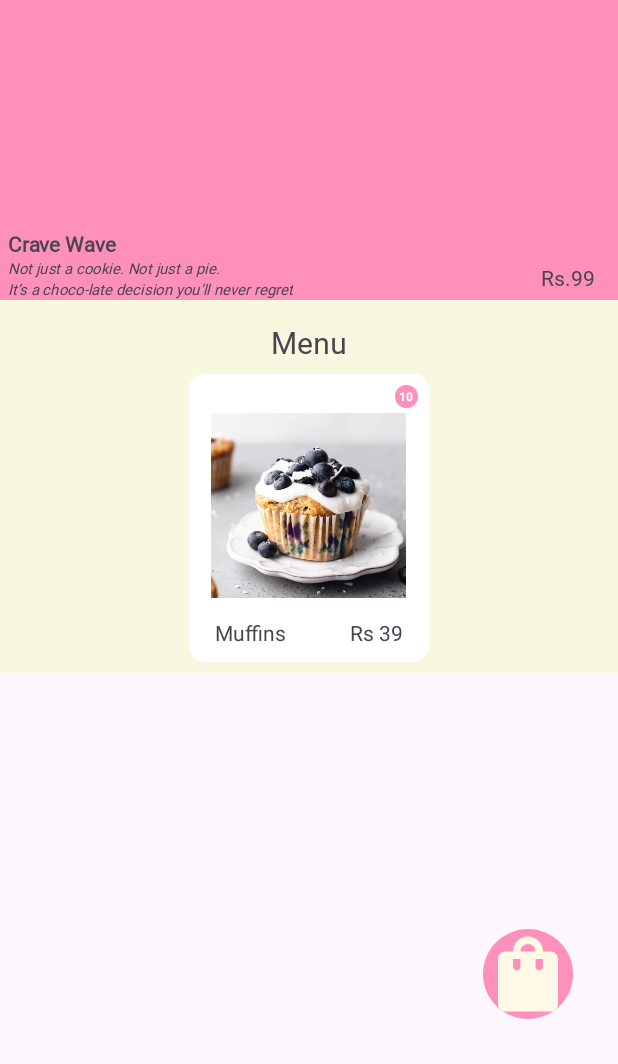
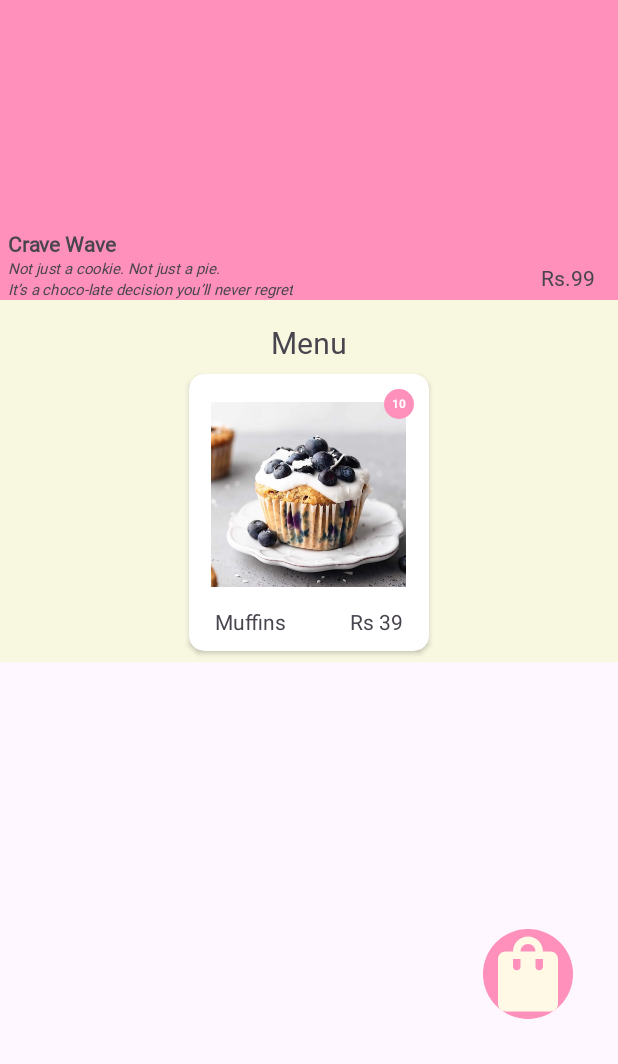
Before and after one commit to Midhun1618/BakerBoy, an Android app: the screen it shows after launch (MainActivity), on a phone screen of 412 x 824 dp, the part 172-1236 px from its top. Run offline under Robolectric (Android 15) with nearby library versions, the light colour scheme and no system bars.

Commit message:
item card layout updated

```diff
--- a/app/src/main/res/layout/activity_main.xml
+++ b/app/src/main/res/layout/activity_main.xml
@@ -254,29 +254,21 @@
                     android:clickable="true"
                     android:layout_margin="7dp"
                     android:layout_gravity="center">
+                    <androidx.constraintlayout.widget.ConstraintLayout
+                        android:layout_width="match_parent"
+                        android:layout_height="match_parent">
 
-                    <LinearLayout
+
+
+                        <LinearLayout
                         android:layout_width="match_parent"
                         android:layout_height="match_parent"
                         android:orientation="vertical">
-                        <TextView
-                            android:id="@+id/item01Counter"
-                            android:visibility="visible"
-                            android:gravity="center"
-                            android:text="10"
-                            android:textColor="@color/white"
-                            android:textStyle="bold"
-                            android:textSize="8sp"
-                            android:layout_marginRight="7dp"
-                            android:layout_marginTop="7dp"
-                            android:layout_gravity="right"
-                            android:layout_width="15dp"
-                            android:layout_height="15dp"
-                            android:background="@drawable/roundedbg_pink" />
 
                         <ImageView
                             android:layout_width="130dp"
                             android:layout_height="130dp"
+                            android:layout_marginTop="15dp"
                             android:layout_gravity="center_horizontal"
                             android:src="@drawable/muffinexample"/>
                         <androidx.constraintlayout.widget.ConstraintLayout
@@ -309,6 +301,23 @@
 
                         </androidx.constraintlayout.widget.ConstraintLayout>
                     </LinearLayout>
+                        <TextView
+                            android:id="@+id/item01Counter"
+                            android:layout_width="20dp"
+                            android:layout_height="20dp"
+                            android:layout_gravity="right"
+                            android:background="@drawable/roundedbg_pink"
+                            android:gravity="center"
+                            android:text="10"
+                            android:layout_margin="10dp"
+                            android:textColor="@color/white"
+                            android:textSize="8sp"
+                            android:textStyle="bold"
+                            android:visibility="visible"
+                            app:layout_constraintEnd_toEndOf="parent"
+                            app:layout_constraintTop_toTopOf="parent" />
+
+                    </androidx.constraintlayout.widget.ConstraintLayout>
 
                 </androidx.cardview.widget.CardView>
 
```
